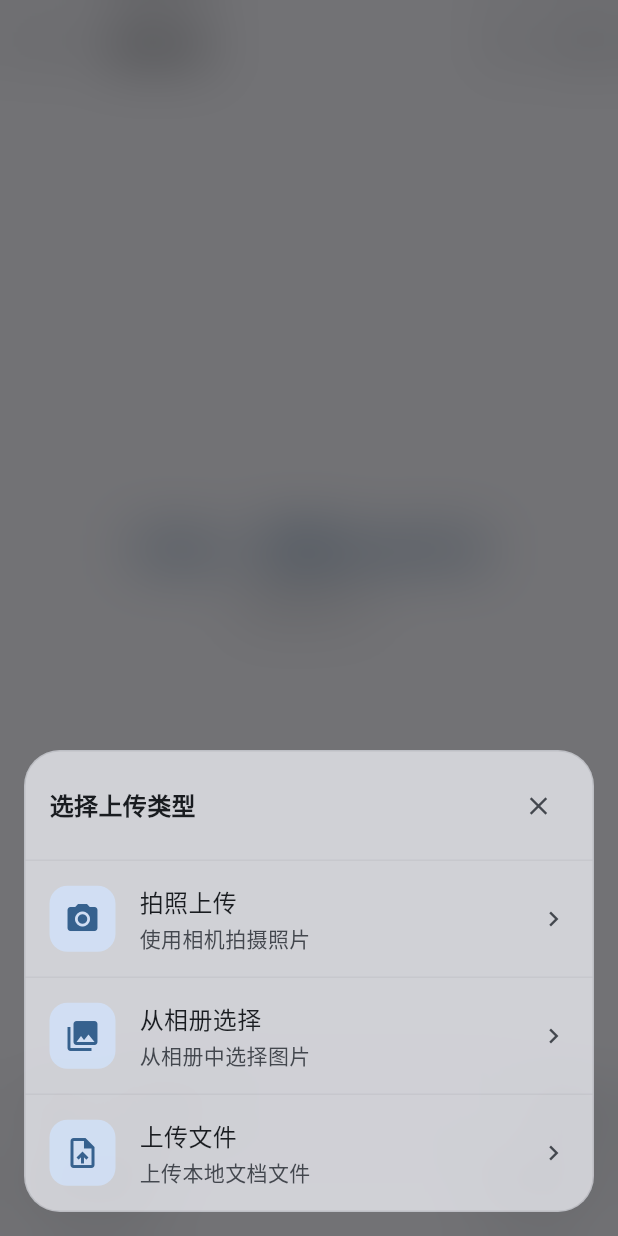
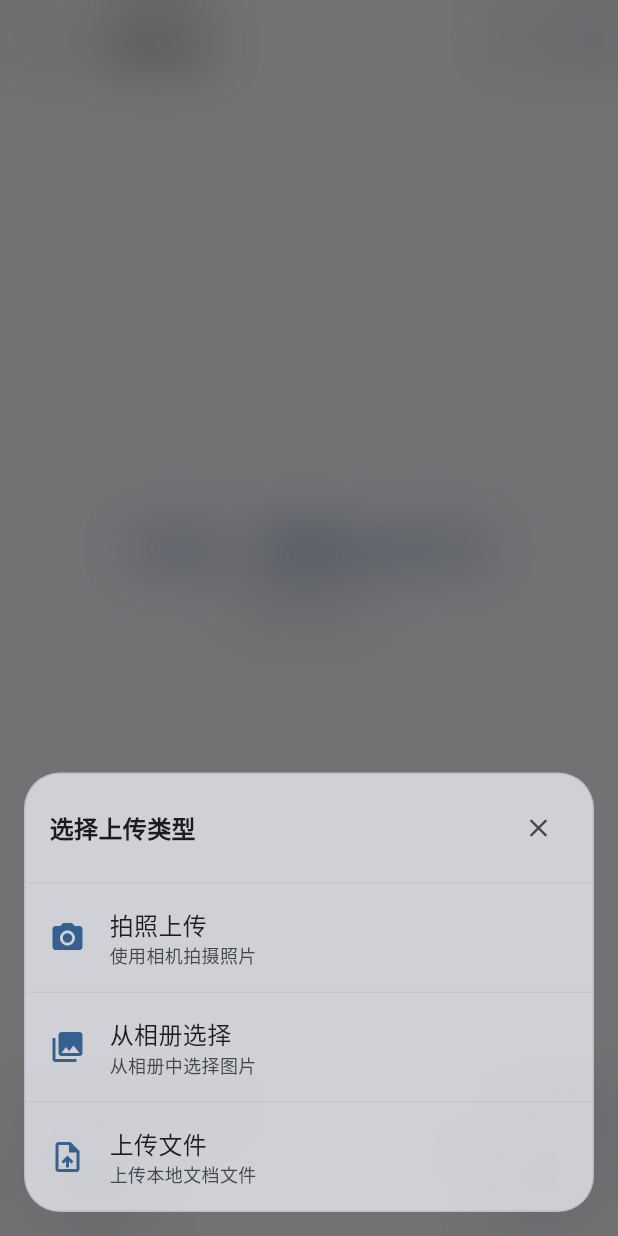
Before and after one commit to mikufoxxx/deepchat, a Flutter app: the screen it shows after launch, after a tap on the "add circle outline" icon, on a phone screen of 412 x 824 dp. Run offline on Flutter 3.47's test engine with Material 3 defaults, Android fonts, the light colour scheme and no system bars; our stand-ins replace file_picker, flutter_markdown, image_picker, package_info_plus, shared_preferences, shimmer; missing offline and left inert: flutter_math_fork, flutter_tesseract_ocr, google_mlkit_text_recognition, markdown, syncfusion_flutter_pdf; accounts and stored records are empty.

Commit message:
feat：美化了文件上传

```diff
--- a/lib/services/api_service.dart
+++ b/lib/services/api_service.dart
@@ -120,7 +120,7 @@ class ApiService {
             'content': msg.content,
           }).toList(),
         ],
-        'temperature': 0.8,
+        'temperature': 0.3,
         'stream': false,
       });
 
--- a/lib/widgets/chat_input.dart
+++ b/lib/widgets/chat_input.dart
@@ -8,6 +8,7 @@ import '../models/uploaded_item.dart';
 import '../services/document_service.dart';
 import '../widgets/wave_progress.dart';
 import 'dart:async';
+import 'dart:io' show Platform;
 
 class ChatInput extends StatefulWidget {
   const ChatInput({super.key});
@@ -367,6 +368,8 @@ class _ChatInputState extends State<ChatInput> {
                       Navigator.pop(context);
                       _handleImageUpload(ImageSource.camera);
                     },
+                    disabled: _isDesktop,
+                    disabledReason: _isDesktop ? 'Windows 系统不支持相机功能' : null,
                   ),
                   _buildFeatureItem(
                     context,
@@ -377,6 +380,8 @@ class _ChatInputState extends State<ChatInput> {
                       Navigator.pop(context);
                       _handleImageUpload(ImageSource.gallery);
                     },
+                    disabled: _isDesktop,
+                    disabledReason: _isDesktop ? 'Windows 系统不支持图片选择' : null,
                   ),
                   _buildFeatureItem(
                     context,
@@ -398,6 +403,8 @@ class _ChatInputState extends State<ChatInput> {
     );
   }
 
+  bool get _isDesktop => Platform.isWindows || Platform.isLinux || Platform.isMacOS;
+
   Widget _buildFeatureItem(
     BuildContext context, {
     required IconData icon,
@@ -405,11 +412,13 @@ class _ChatInputState extends State<ChatInput> {
     required String subtitle,
     required VoidCallback onTap,
     bool showBorder = true,
+    bool disabled = false,
+    String? disabledReason,
   }) {
     final theme = Theme.of(context);
 
     return InkWell(
-      onTap: onTap,
+      onTap: disabled ? null : onTap,
       child: Container(
         padding: const EdgeInsets.all(16),
         decoration: BoxDecoration(
@@ -421,17 +430,11 @@ class _ChatInputState extends State<ChatInput> {
         ),
         child: Row(
           children: [
-            Container(
-              padding: const EdgeInsets.all(10),
-              decoration: BoxDecoration(
-                color: theme.colorScheme.primaryContainer.withOpacity(0.7),
-                borderRadius: BorderRadius.circular(12),
-              ),
-              child: Icon(
+            Icon(
               icon,
-                size: 24,
-                color: theme.colorScheme.primary,
-              ),
+              color: disabled
+                  ? theme.colorScheme.onSurface.withOpacity(0.38)
+                  : theme.colorScheme.primary,
             ),
             const SizedBox(width: 16),
             Expanded(
@@ -442,24 +445,29 @@ class _ChatInputState extends State<ChatInput> {
                     title,
                     style: TextStyle(
                       fontSize: 16,
-                      color: theme.colorScheme.onSurface,
+                      color: disabled
+                          ? theme.colorScheme.onSurface.withOpacity(0.38)
+                          : theme.colorScheme.onSurface,
                     ),
                   ),
-                  const SizedBox(height: 2),
+                  if (disabledReason != null)
+                    Text(
+                      disabledReason,
+                      style: TextStyle(
+                        fontSize: 12,
+                        color: theme.colorScheme.error,
+                      ),
+                    )
+                  else
                     Text(
                       subtitle,
                       style: TextStyle(
-                      fontSize: 14,
+                        fontSize: 12,
                         color: theme.colorScheme.onSurfaceVariant,
                       ),
                     ),
                 ],
               ),
-            ),
-            Icon(
-              Icons.chevron_right,
-              size: 20,
-              color: theme.colorScheme.onSurfaceVariant,
             ),
           ],
         ),
```
Lines whose indentation alone changed are shown as unchanged.
